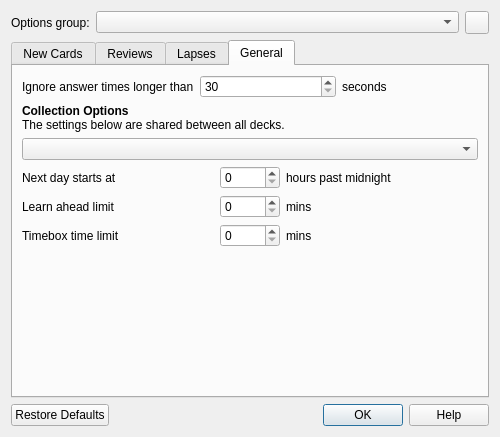
First picture: the form in designer/dconf.ui, repository ankitects/anki, before the edit.
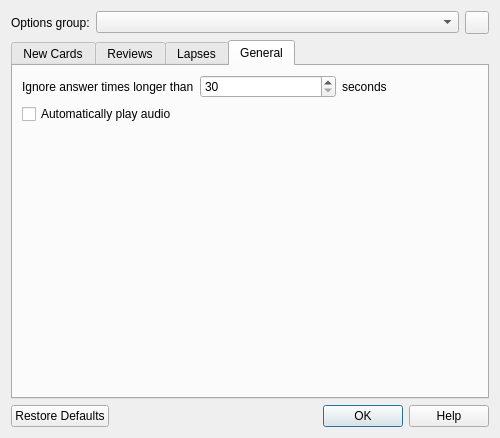
Second picture: the form after the edit. The open tabs and pages were chosen to show the change. Icons and pictures are not drawn.

Commit message: move collection options into preferences

```diff
--- a/designer/dconf.ui
+++ b/designer/dconf.ui
@@ -7,7 +7,7 @@
     <x>0</x>
     <y>0</y>
     <width>500</width>
-    <height>437</height>
+    <height>438</height>
    </rect>
   </property>
   <layout class="QVBoxLayout" name="verticalLayout">
@@ -555,91 +555,12 @@
         </layout>
        </item>
        <item>
-        <widget class="QLabel" name="label_22">
+        <widget class="QCheckBox" name="autoplaySounds">
          <property name="text">
-          <string>&lt;b&gt;Collection Options&lt;/b&gt;&lt;br&gt;The settings below are shared between all decks.</string>
+          <string>Automatically play audio</string>
          </property>
         </widget>
        </item>
-       <item>
-        <widget class="QComboBox" name="newSpread"/>
-       </item>
-       <item>
-        <layout class="QGridLayout" name="gridLayout_4">
-         <item row="0" column="0">
-          <widget class="QLabel" name="label_23">
-           <property name="text">
-            <string>Next day starts at</string>
-           </property>
-          </widget>
-         </item>
-         <item row="0" column="1">
-          <widget class="QSpinBox" name="dayOffset">
-           <property name="maximumSize">
-            <size>
-             <width>60</width>
-             <height>16777215</height>
-            </size>
-           </property>
-           <property name="maximum">
-            <number>23</number>
-           </property>
-          </widget>
-         </item>
-         <item row="1" column="0">
-          <widget class="QLabel" name="label_24">
-           <property name="text">
-            <string>Learn ahead limit</string>
-           </property>
-          </widget>
-         </item>
-         <item row="1" column="1">
-          <widget class="QSpinBox" name="lrnCutoff">
-           <property name="maximumSize">
-            <size>
-             <width>60</width>
-             <height>16777215</height>
-            </size>
-           </property>
-          </widget>
-         </item>
-         <item row="1" column="2">
-          <widget class="QLabel" name="label_29">
-           <property name="text">
-            <string>mins</string>
-           </property>
-          </widget>
-         </item>
-         <item row="2" column="0">
-          <widget class="QLabel" name="label_30">
-           <property name="text">
-            <string>Timebox time limit</string>
-           </property>
-          </widget>
-         </item>
-         <item row="2" column="1">
-          <widget class="QSpinBox" name="timeLimit">
-           <property name="maximum">
-            <number>9999</number>
-           </property>
-          </widget>
-         </item>
-         <item row="2" column="2">
-          <widget class="QLabel" name="label_39">
-           <property name="text">
-            <string>mins</string>
-           </property>
-          </widget>
-         </item>
-         <item row="0" column="2">
-          <widget class="QLabel" name="label_40">
-           <property name="text">
-            <string>hours past midnight</string>
-           </property>
-          </widget>
-         </item>
-        </layout>
-       </item>
        <item>
         <spacer name="verticalSpacer_5">
          <property name="orientation">
```
Left out of the diff: 5 changed lines with no effect on the pictures. The commit also changes 7 other files.
